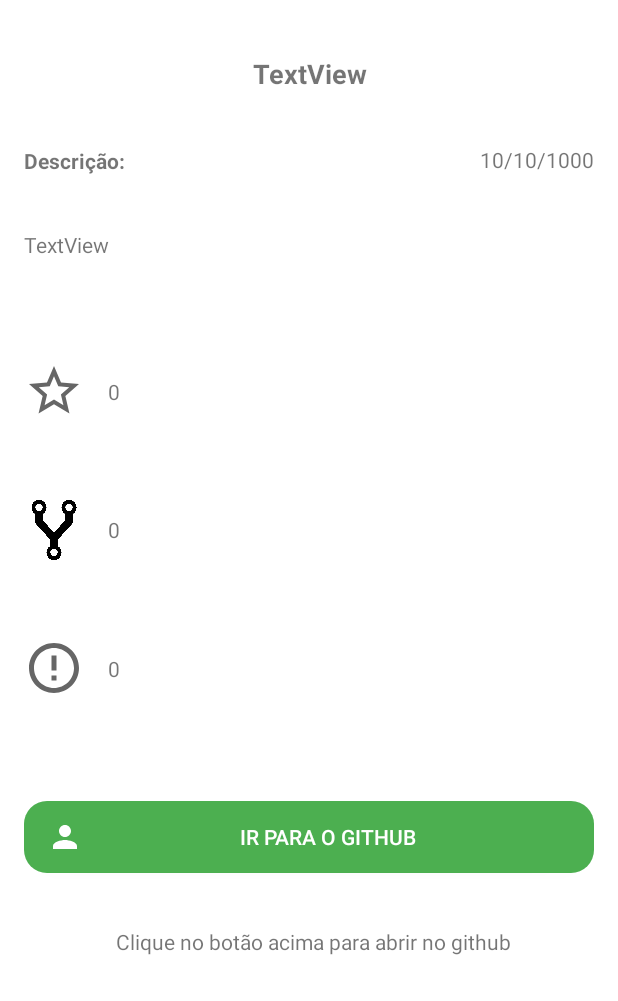
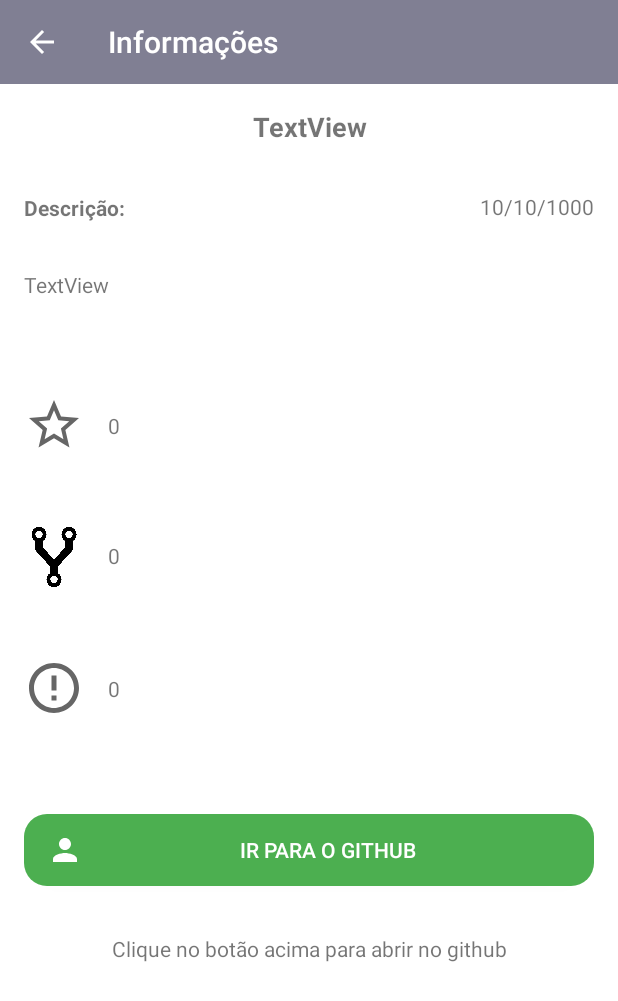
Before and after one commit to gukiub/gitApiApp, an Android app: the fragment RepoInfoFragment shown on its own in the app's theme, on a phone screen of 412 x 824 dp. Shown: the top 1001 px of the screen. Run offline under Robolectric (Android 15) with nearby library versions, the phone set to English and light mode, and no system bars.

Commit message:
fixing bugs

```diff
--- a/gitapi/app/src/main/java/com/example/gitapi/view/fragments/RepoInfoFragment.kt
+++ b/gitapi/app/src/main/java/com/example/gitapi/view/fragments/RepoInfoFragment.kt
@@ -3,10 +3,12 @@ package com.example.gitapi.view.fragments
 import android.content.Intent
 import android.net.Uri
 import android.os.Bundle
-import androidx.fragment.app.Fragment
 import android.view.LayoutInflater
 import android.view.View
 import android.view.ViewGroup
+import androidx.appcompat.app.AppCompatActivity
+import androidx.appcompat.widget.Toolbar
+import androidx.fragment.app.Fragment
 import androidx.fragment.app.activityViewModels
 import com.example.gitapi.R
 import com.example.gitapi.service.constants.RepoConstantants
@@ -21,16 +23,11 @@ private val mDateFormat = SimpleDateFormat("dd/MM/yyyy", Locale.ENGLISH)
 class RepoInfoFragment : Fragment() {
     private val mViewModel: MainViewModel by activityViewModels()
 
-    override fun onCreate(savedInstanceState: Bundle?) {
-        super.onCreate(savedInstanceState)
-    }
-
     override fun onViewCreated(view: View, savedInstanceState: Bundle?) {
         super.onViewCreated(view, savedInstanceState)
 
         arguments?.let {
-            val extras =
-                it?.getSerializable(RepoConstantants.BUNDLE.OBJECT_REPO) as RepoInfoModel
+            val extras = it.getSerializable(RepoConstantants.BUNDLE.OBJECT_REPO) as RepoInfoModel
 
             txt_desc.text = extras.desc
             txt_title.text = extras.name
@@ -47,6 +44,19 @@ class RepoInfoFragment : Fragment() {
                 startActivity(openURL)
             }
         }
+
+        val toolbar = view.findViewById<Toolbar>(R.id.toolbar)
+        (activity as AppCompatActivity).setSupportActionBar(toolbar as Toolbar)
+        val customToolbar = (activity as AppCompatActivity).supportActionBar
+
+        customToolbar?.let {
+            it.setDisplayHomeAsUpEnabled(true)
+            it.setDisplayShowHomeEnabled(true)
+            it.setHomeButtonEnabled(true)
+            it.title = "Informações"
+        }
+
+        toolbar.setNavigationOnClickListener { requireActivity().onBackPressed() }
     }
 
     override fun onCreateView(
--- a/gitapi/app/src/main/java/com/example/gitapi/view/fragments/RepositoriesFragment.kt
+++ b/gitapi/app/src/main/java/com/example/gitapi/view/fragments/RepositoriesFragment.kt
@@ -1,6 +1,7 @@
 package com.example.gitapi.view.fragments
 
 import android.os.Bundle
+import android.util.Log
 import android.view.LayoutInflater
 import android.view.View
 import android.view.ViewGroup
@@ -9,6 +10,7 @@ import androidx.appcompat.widget.Toolbar
 import androidx.fragment.app.Fragment
 import androidx.fragment.app.activityViewModels
 import androidx.lifecycle.Observer
+import androidx.lifecycle.ViewModel
 import androidx.recyclerview.widget.LinearLayoutManager
 import androidx.recyclerview.widget.RecyclerView
 import com.example.gitapi.R
@@ -71,16 +73,23 @@ class RepositoriesFragment : Fragment() {
             }
         }
 
-//        val toolbar = view.findViewById<androidx.appcompat.widget.Toolbar>(R.id.toolbar)
+        val toolbar = view.findViewById<androidx.appcompat.widget.Toolbar>(R.id.toolbar)
         (activity as AppCompatActivity).setSupportActionBar(toolbar as Toolbar)
         val customToolbar = (activity as AppCompatActivity).supportActionBar
 
         customToolbar?.let {
             it.setDisplayHomeAsUpEnabled(true)
             it.setDisplayShowHomeEnabled(true)
-            it.setHomeButtonEnabled(false)
+            it.setHomeButtonEnabled(true)
             it.title = "Repositórios"
         }
+
+        toolbar.setNavigationOnClickListener { requireActivity().onBackPressed() }
+    }
+
+    override fun onDestroy() {
+        super.onDestroy()
+        mViewModel.list.value?.clear()
     }
 
     override fun onCreateView(
--- a/gitapi/app/src/main/res/layout/fragment_repo_info.xml
+++ b/gitapi/app/src/main/res/layout/fragment_repo_info.xml
@@ -6,6 +6,14 @@
     android:layout_height="match_parent"
     android:background="@color/white"
     tools:context=".view.MainActivity">
+
+    <include
+        android:id="@+id/toolbar"
+        layout="@layout/custom_toolbar"
+        app:layout_constraintEnd_toEndOf="parent"
+        app:layout_constraintHorizontal_bias="0.0"
+        app:layout_constraintStart_toStartOf="parent"
+        app:layout_constraintTop_toTopOf="parent" />
 
     <ImageView
         android:id="@+id/imageView6"
@@ -54,15 +62,16 @@
         android:layout_width="match_parent"
         android:layout_height="wrap_content"
         android:layout_marginStart="16dp"
+        android:layout_marginTop="16dp"
         android:layout_marginEnd="16dp"
         android:gravity="center"
         android:text="TextView"
         android:textSize="18sp"
         android:textStyle="bold"
-        app:layout_constraintBottom_toTopOf="@+id/textView3"
         app:layout_constraintEnd_toEndOf="parent"
+        app:layout_constraintHorizontal_bias="0.0"
         app:layout_constraintStart_toStartOf="parent"
-        app:layout_constraintTop_toTopOf="parent" />
+        app:layout_constraintTop_toBottomOf="@+id/toolbar" />
 
     <TextView
         android:id="@+id/textView3"
@@ -115,6 +124,7 @@
         android:textColor="@color/white"
         app:layout_constraintBottom_toTopOf="@+id/textView2"
         app:layout_constraintEnd_toEndOf="parent"
+        app:layout_constraintHorizontal_bias="0.0"
         app:layout_constraintStart_toStartOf="parent"
         app:layout_constraintTop_toBottomOf="@+id/imageView8"
         app:srcCompat="@drawable/github_icon" />
@@ -142,7 +152,6 @@
         android:text="@string/desc_img_git"
         app:layout_constraintBottom_toBottomOf="parent"
         app:layout_constraintEnd_toEndOf="parent"
-        app:layout_constraintHorizontal_bias="0.593"
         app:layout_constraintStart_toStartOf="parent"
         app:layout_constraintTop_toBottomOf="@+id/url_img" />
 
--- a/gitapi/app/src/main/res/values/styles.xml
+++ b/gitapi/app/src/main/res/values/styles.xml
@@ -14,6 +14,7 @@
         <item name="android:paddingEnd">15dp</item>
     </style>
 
+
     <style name="AppTheme.NoActionBar">
         <item name="windowActionBar">false</item>
         <item name="windowNoTitle">true</item>
```
